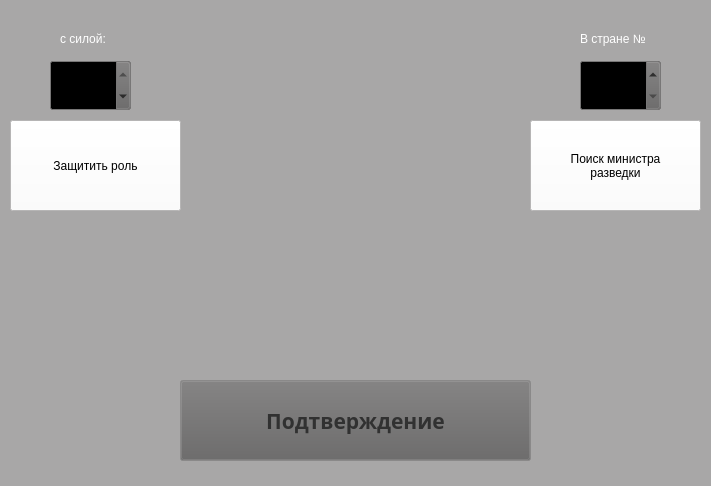
First picture: the form in ministrys/kgb.ui, repository vladyan18/MagaGame, before the edit.
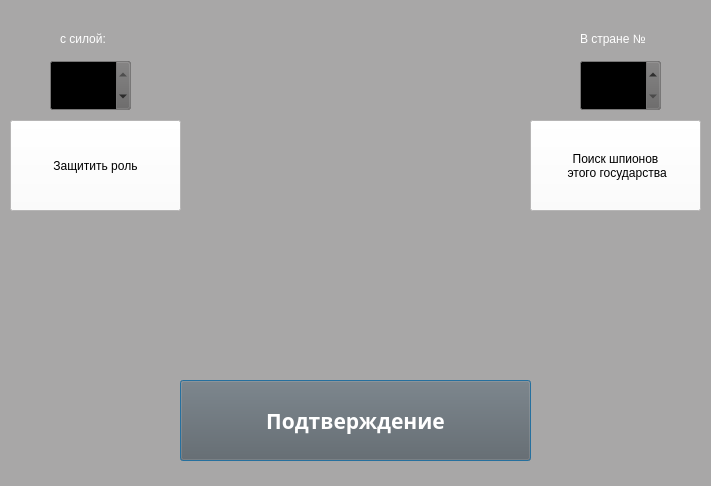
Second picture: the form after the edit. Icons and pictures are not drawn.

Patch:
```diff
--- a/ministrys/kgb.ui
+++ b/ministrys/kgb.ui
@@ -1297,8 +1297,8 @@
     </palette>
    </property>
    <property name="text">
-    <string>Поиск министра
-разведки</string>
+    <string>Поиск шпионов 
+ этого государства</string>
    </property>
    <property name="default">
     <bool>true</bool>
@@ -1306,7 +1306,7 @@
   </widget>
   <widget class="QPushButton" name="approveButton">
    <property name="enabled">
-    <bool>false</bool>
+    <bool>true</bool>
    </property>
    <property name="geometry">
     <rect>
```
Left out of the diff: 3 changed lines with no effect on the pictures.
